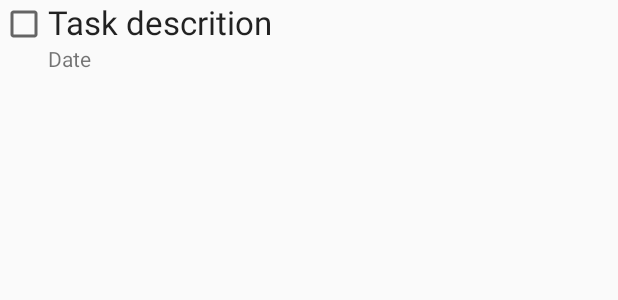
After one commit to LeoSko/Todo.txt-gDrive, an Android app: the layout listitem.xml on its own in the app's theme, with its tools: preview values and no code run, on a phone screen of 412 x 824 dp. The commit adds this screen. Shown: the top 300 px of the screen. Run offline under Robolectric (Android 15) with nearby library versions, the phone set to English and light mode, and no system bars.

Commit message:
Added list view and adapter for tasks

```diff
--- a/app/build.gradle
+++ b/app/build.gradle
@@ -24,4 +24,6 @@ dependencies {
     testCompile 'junit:junit:4.12'
     compile 'com.android.support:appcompat-v7:23.1.0'
     compile 'com.android.support:design:23.1.0'
+    compile 'com.android.support:cardview-v7:23.1.0'
+    compile 'com.android.support:recyclerview-v7:23.1.0'
 }
--- a/app/src/main/AndroidManifest.xml
+++ b/app/src/main/AndroidManifest.xml
@@ -21,4 +21,5 @@
             </intent-filter>
         </activity>
     </application>
+
 </manifest>
--- a/app/src/main/java/com/leosko/todotxt_gdrive/MainActivity.java
+++ b/app/src/main/java/com/leosko/todotxt_gdrive/MainActivity.java
@@ -11,6 +11,7 @@ import android.support.v7.widget.Toolbar;
 import android.view.View;
 import android.view.Menu;
 import android.view.MenuItem;
+import android.widget.ListView;
 import android.widget.Toast;
 
 import com.leosko.todotxt_gdrive.com.leosko.todotxt_gdrive.model.LocalFileSync;
@@ -58,6 +59,9 @@ public class MainActivity extends AppCompatActivity
         });
 
 
+        final TaskListAdapter adapter = new TaskListAdapter(this, R.id.TaskListView, model.getTasks());
+        final ListView taskListView = (ListView) findViewById(R.id.TaskListView);
+        taskListView.setAdapter(adapter);
     }
 
     public static Context getAppcntxt()
--- a/app/src/main/java/com/leosko/todotxt_gdrive/com/leosko/todotxt_gdrive/model/Task.java
+++ b/app/src/main/java/com/leosko/todotxt_gdrive/com/leosko/todotxt_gdrive/model/Task.java
@@ -50,4 +50,9 @@ public class Task
     {
         text = newStr;
     }
+
+    public String getText()
+    {
+        return text;
+    }
 }
--- a/app/src/main/res/layout/activity_main.xml
+++ b/app/src/main/res/layout/activity_main.xml
@@ -22,7 +22,8 @@
 
     </android.support.design.widget.AppBarLayout>
 
-    <include layout="@layout/content_main"/>
+    <include layout="@layout/content_main"
+        android:id="@+id/TaskListActitivity" />
 
     <android.support.design.widget.FloatingActionButton
         android:id="@+id/fab"
--- /dev/null
+++ b/app/src/main/res/layout/listitem.xml
@@ -0,0 +1,33 @@
+<?xml version="1.0" encoding="utf-8"?>
+<LinearLayout xmlns:android="http://schemas.android.com/apk/res/android"
+    android:orientation="horizontal" android:layout_width="match_parent"
+    android:layout_height="wrap_content">
+
+        <CheckBox
+            android:layout_width="wrap_content"
+            android:layout_height="wrap_content"
+            android:id="@+id/checkBox2"
+            android:checked="false" />
+
+    <LinearLayout
+        android:orientation="vertical"
+        android:layout_width="match_parent"
+        android:layout_height="wrap_content"
+        android:id="@+id/info_layout">
+
+        <TextView
+                android:layout_width="match_parent"
+                android:layout_height="wrap_content"
+                android:textAppearance="?android:attr/textAppearanceLarge"
+                android:text="Task descrition"
+                android:id="@+id/description_view" />
+
+        <TextView
+            android:layout_width="wrap_content"
+            android:layout_height="wrap_content"
+            android:text="Date"
+            android:id="@+id/date_view" />
+
+    </LinearLayout>
+
+</LinearLayout>
--- a/app/src/main/res/values/strings.xml
+++ b/app/src/main/res/values/strings.xml
@@ -1,4 +1,8 @@
 <resources>
     <string name="app_name">Todo.txt-gDrive</string>
     <string name="action_settings">Settings</string>
+    <string-array name="list_item_actions">
+        <item>Edit</item>
+        <item>Delete</item>
+        </string-array>
 </resources>
```
Also changed, not shown: app/src/main/java/com/leosko/todotxt_gdrive/ListItemActivity.java (added, +25 -0 lines), app/src/main/java/com/leosko/todotxt_gdrive/TaskListActivity.java (added, +15 -0 lines), app/src/main/java/com/leosko/todotxt_gdrive/TaskListAdapter.java (added, +38 -0 lines), app/src/main/res/layout/content_main.xml (+11 -3 lines), 1 other file.
